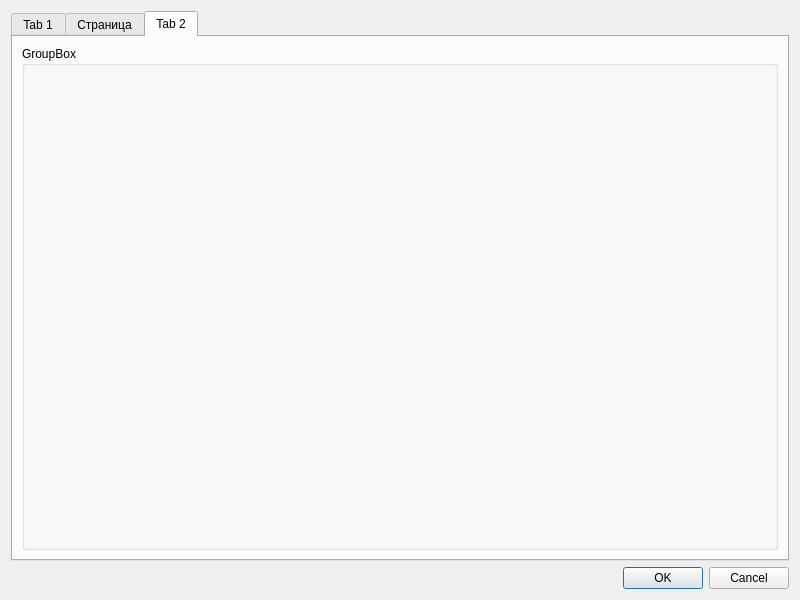
Old version of the form fpropsdialog.ui in the repository vvd7683/SimScanner.
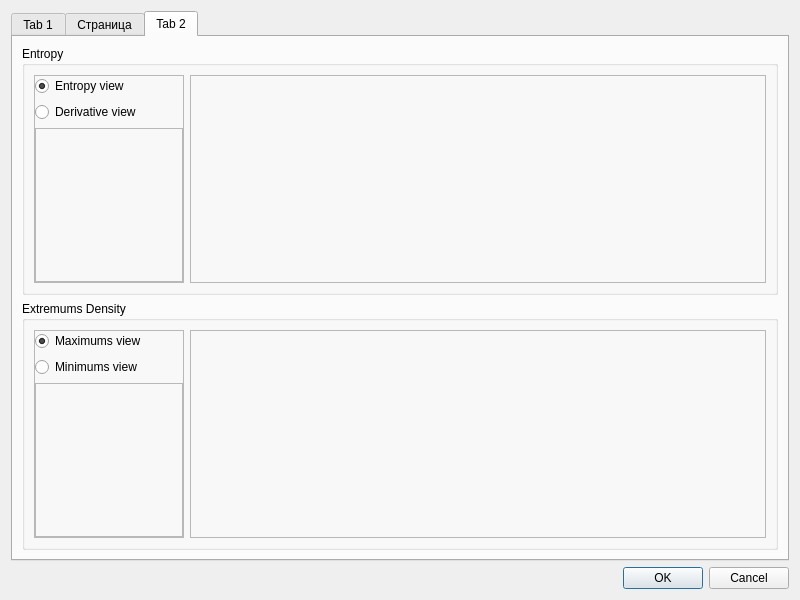
New version of the form. The open tabs and pages were chosen to show the change. Icons and pictures are not drawn.

Diff of the .ui file:
```diff
--- a/fpropsdialog.ui
+++ b/fpropsdialog.ui
@@ -564,8 +564,168 @@
        <item>
         <widget class="QGroupBox" name="gboxEntropy">
          <property name="title">
-          <string>GroupBox</string>
+          <string>Entropy</string>
          </property>
+         <layout class="QHBoxLayout" name="horizontalLayout_13">
+          <item>
+           <widget class="QFrame" name="frame_5">
+            <property name="minimumSize">
+             <size>
+              <width>150</width>
+              <height>0</height>
+             </size>
+            </property>
+            <property name="maximumSize">
+             <size>
+              <width>150</width>
+              <height>16777215</height>
+             </size>
+            </property>
+            <property name="frameShape">
+             <enum>QFrame::StyledPanel</enum>
+            </property>
+            <property name="frameShadow">
+             <enum>QFrame::Raised</enum>
+            </property>
+            <layout class="QVBoxLayout" name="verticalLayout_4">
+             <property name="spacing">
+              <number>6</number>
+             </property>
+             <property name="leftMargin">
+              <number>0</number>
+             </property>
+             <property name="topMargin">
+              <number>0</number>
+             </property>
+             <property name="rightMargin">
+              <number>0</number>
+             </property>
+             <property name="bottomMargin">
+              <number>0</number>
+             </property>
+             <item>
+              <widget class="QRadioButton" name="rbEntropy">
+               <property name="text">
+                <string>Entropy view</string>
+               </property>
+               <property name="checked">
+                <bool>true</bool>
+               </property>
+              </widget>
+             </item>
+             <item>
+              <widget class="QRadioButton" name="rbDerivative">
+               <property name="text">
+                <string>Derivative view</string>
+               </property>
+              </widget>
+             </item>
+             <item>
+              <widget class="QFrame" name="frame_7">
+               <property name="frameShape">
+                <enum>QFrame::StyledPanel</enum>
+               </property>
+               <property name="frameShadow">
+                <enum>QFrame::Raised</enum>
+               </property>
+              </widget>
+             </item>
+            </layout>
+           </widget>
+          </item>
+          <item>
+           <widget class="QFrame" name="frameEntropy">
+            <property name="frameShape">
+             <enum>QFrame::StyledPanel</enum>
+            </property>
+            <property name="frameShadow">
+             <enum>QFrame::Raised</enum>
+            </property>
+           </widget>
+          </item>
+         </layout>
+        </widget>
+       </item>
+       <item>
+        <widget class="QGroupBox" name="gboxDensity">
+         <property name="title">
+          <string>Extremums Density</string>
+         </property>
+         <layout class="QHBoxLayout" name="horizontalLayout_14">
+          <item>
+           <widget class="QFrame" name="frame_6">
+            <property name="minimumSize">
+             <size>
+              <width>150</width>
+              <height>0</height>
+             </size>
+            </property>
+            <property name="maximumSize">
+             <size>
+              <width>150</width>
+              <height>16777215</height>
+             </size>
+            </property>
+            <property name="frameShape">
+             <enum>QFrame::StyledPanel</enum>
+            </property>
+            <property name="frameShadow">
+             <enum>QFrame::Raised</enum>
+            </property>
+            <layout class="QVBoxLayout" name="verticalLayout_6">
+             <property name="leftMargin">
+              <number>0</number>
+             </property>
+             <property name="topMargin">
+              <number>0</number>
+             </property>
+             <property name="rightMargin">
+              <number>0</number>
+             </property>
+             <property name="bottomMargin">
+              <number>0</number>
+             </property>
+             <item>
+              <widget class="QRadioButton" name="rbMaximums">
+               <property name="text">
+                <string>Maximums view</string>
+               </property>
+               <property name="checked">
+                <bool>true</bool>
+               </property>
+              </widget>
+             </item>
+             <item>
+              <widget class="QRadioButton" name="rbMinimums">
+               <property name="text">
+                <string>Minimums view</string>
+               </property>
+              </widget>
+             </item>
+             <item>
+              <widget class="QFrame" name="frame_8">
+               <property name="frameShape">
+                <enum>QFrame::StyledPanel</enum>
+               </property>
+               <property name="frameShadow">
+                <enum>QFrame::Raised</enum>
+               </property>
+              </widget>
+             </item>
+            </layout>
+           </widget>
+          </item>
+          <item>
+           <widget class="QFrame" name="frameDensity">
+            <property name="frameShape">
+             <enum>QFrame::StyledPanel</enum>
+            </property>
+            <property name="frameShadow">
+             <enum>QFrame::Raised</enum>
+            </property>
+           </widget>
+          </item>
+         </layout>
         </widget>
        </item>
       </layout>
```
